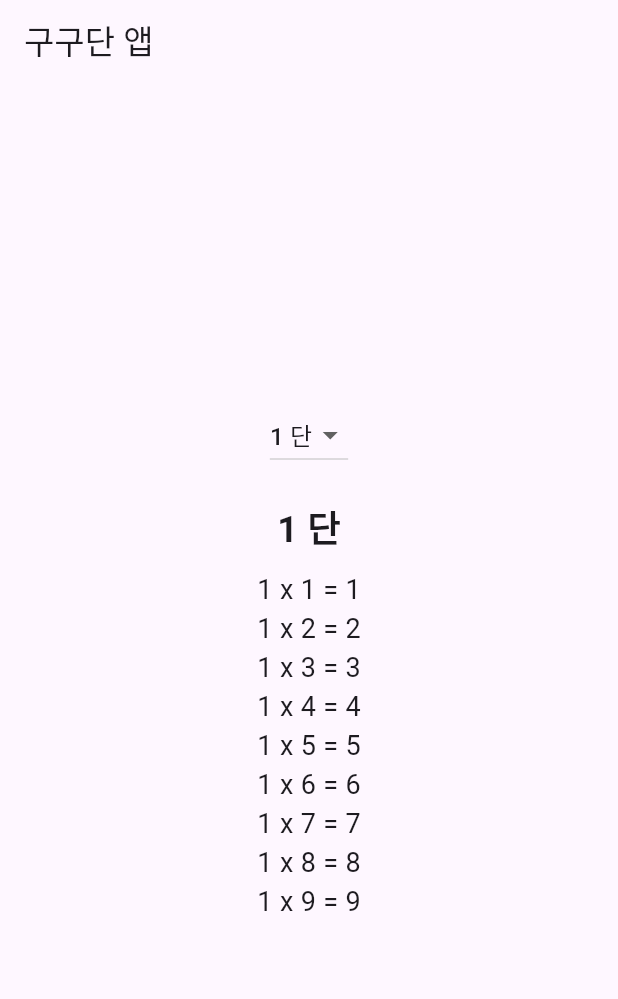
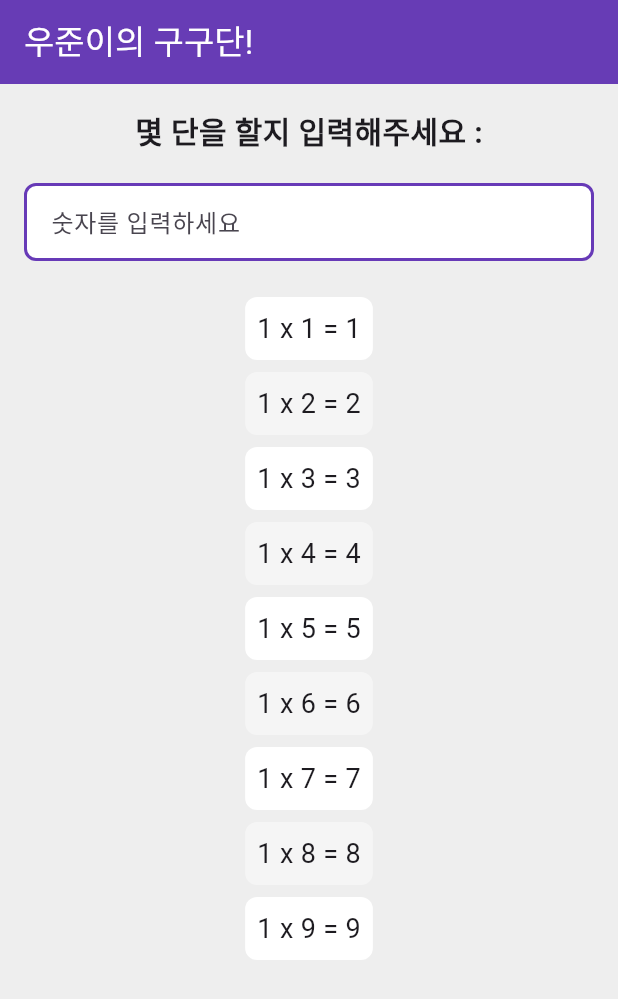
Before and after one commit to JangWoojun/gugudan, a Flutter app: the screen it shows after launch, on a phone screen of 412 x 824 dp. Shown: the top 999 px of the screen. Run offline on Flutter 3.47's test engine with Material 3 defaults, Android fonts, the light colour scheme and no system bars.

Commit message:
feat: 구구단 로직 변경

```diff
--- a/lib/main.dart
+++ b/lib/main.dart
@@ -1,75 +1,85 @@
 import 'package:flutter/material.dart';
 
 void main() {
-  runApp(const GuguDanApp());
+  runApp(const MyApp());
 }
 
-class GuguDanApp extends StatelessWidget {
-  const GuguDanApp({super.key});
+class MyApp extends StatelessWidget {
+  const MyApp({Key? key}) : super(key: key);
 
   @override
   Widget build(BuildContext context) {
     return MaterialApp(
+      debugShowCheckedModeBanner: false,
       title: '구구단 앱',
       theme: ThemeData(
-        primarySwatch: Colors.blue,
+        primarySwatch: Colors.deepPurple,
       ),
-      home: GuguDanScreen(),
+      home: const MyHomePage(title: '우준이의 구구단!'),
     );
   }
 }
 
-class GuguDanScreen extends StatefulWidget {
-  const GuguDanScreen({super.key});
+class MyHomePage extends StatefulWidget {
+  const MyHomePage({Key? key, required this.title}) : super(key: key);
+
+  final String title;
 
   @override
-  _GuguDanScreenState createState() => _GuguDanScreenState();
+  _MyHomePageState createState() => _MyHomePageState();
 }
 
-class _GuguDanScreenState extends State<GuguDanScreen> {
-  int selectedNumber = 1;
+class _MyHomePageState extends State<MyHomePage> {
+  int _number = 1;
 
   @override
   Widget build(BuildContext context) {
     return Scaffold(
       appBar: AppBar(
-        title: const Text('구구단 앱'),
+        title: Text(
+          widget.title,
+          style: const TextStyle(color: Colors.white),
+        ),
+        elevation: 4,
+        backgroundColor: Colors.deepPurple,
       ),
-      body: Center(
+      backgroundColor: Colors.grey[200],
+      body: Padding(
+        padding: const EdgeInsets.all(16.0),
         child: Column(
           mainAxisAlignment: MainAxisAlignment.center,
-          children: [
-            DropdownButton<int>(
-              value: selectedNumber,
-              items: List.generate(9, (index) => index + 1)
-                  .map((number) => DropdownMenuItem<int>(
-                value: number,
-                child: Text('$number 단'),
-              ))
-                  .toList(),
-              onChanged: (value) {
-                setState(() {
-                  selectedNumber = value!;
-                });
-              },
+          children: <Widget>[
+            const Text(
+              '몇 단을 할지 입력해주세요 :',
+              style: TextStyle(fontSize: 20, fontWeight: FontWeight.bold),
+            ),
+            SizedBox(height: 20),
+            Container(
+              decoration: BoxDecoration(
+                color: Colors.white,
+                borderRadius: BorderRadius.circular(8.0),
+                border: Border.all(color: Colors.deepPurple, width: 2.0),
+              ),
+              child: Padding(
+                padding: const EdgeInsets.symmetric(horizontal: 16.0),
+                child: TextField(
+                  keyboardType: TextInputType.number,
+                  onChanged: (value) {
+                    setState(() {
+                      _number = int.tryParse(value) ?? 1;
+                    });
+                  },
+                  decoration: const InputDecoration(
+                    hintText: '숫자를 입력하세요',
+                    border: InputBorder.none,
+                  ),
+                ),
+              ),
             ),
             const SizedBox(height: 20),
-            Text(
-              '$selectedNumber 단',
-              style: const TextStyle(
-                fontSize: 24,
-                fontWeight: FontWeight.bold,
-              ),
-            ),
-            const SizedBox(height: 10),
-            Column(
-              crossAxisAlignment: CrossAxisAlignment.start,
-              children: List.generate(
-                9,
-                    (index) => Text(
-                  '$selectedNumber x ${index + 1} = ${selectedNumber * (index + 1)}',
-                  style: const TextStyle(fontSize: 18),
-                ),
+            Expanded(
+              child: SingleChildScrollView(
+                child: MultiplicationTable(number: _number),
               ),
             ),
           ],
@@ -78,3 +88,31 @@
     );
   }
 }
+
+class MultiplicationTable extends StatelessWidget {
+  final int number;
+
+  const MultiplicationTable({Key? key, required this.number}) : super(key: key);
+
+  @override
+  Widget build(BuildContext context) {
+    return Column(
+      crossAxisAlignment: CrossAxisAlignment.start,
+      children: List.generate(
+        9,
+        (index) => Container(
+          decoration: BoxDecoration(
+            color: index % 2 == 0 ? Colors.white : Colors.grey[100],
+            borderRadius: BorderRadius.circular(8.0),
+          ),
+          margin: EdgeInsets.symmetric(vertical: 4.0),
+          padding: EdgeInsets.all(8.0),
+          child: Text(
+            '${number} x ${index + 1} = ${number * (index + 1)}',
+            style: TextStyle(fontSize: 18),
+          ),
+        ),
+      ),
+    );
+  }
+}
```
